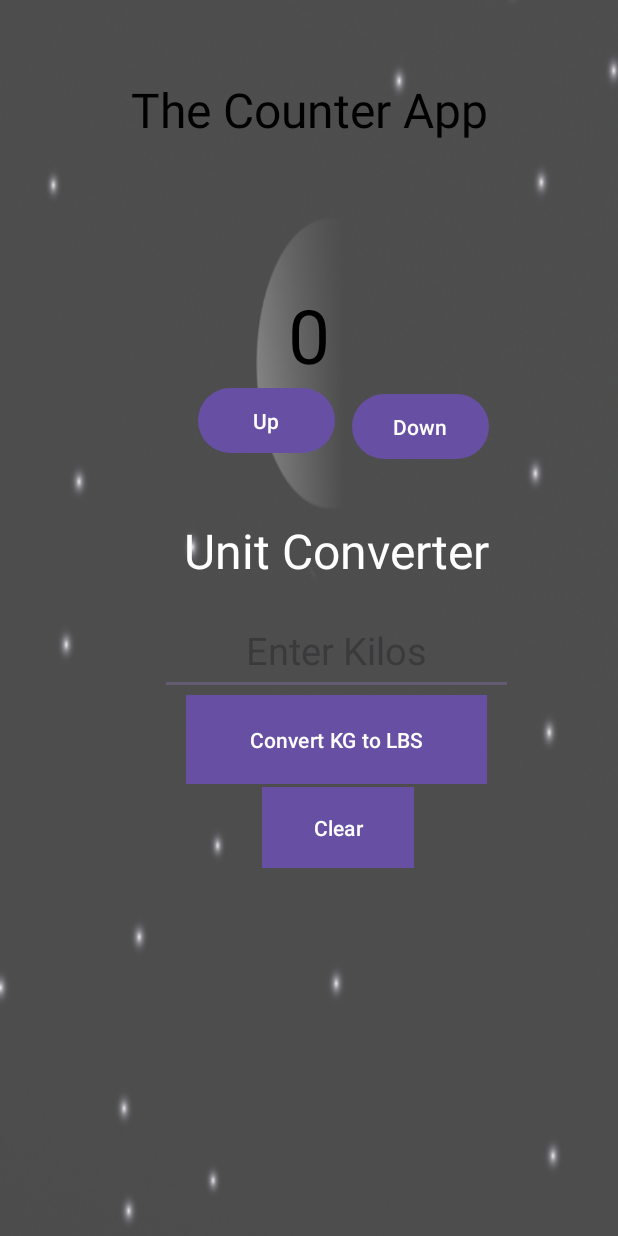
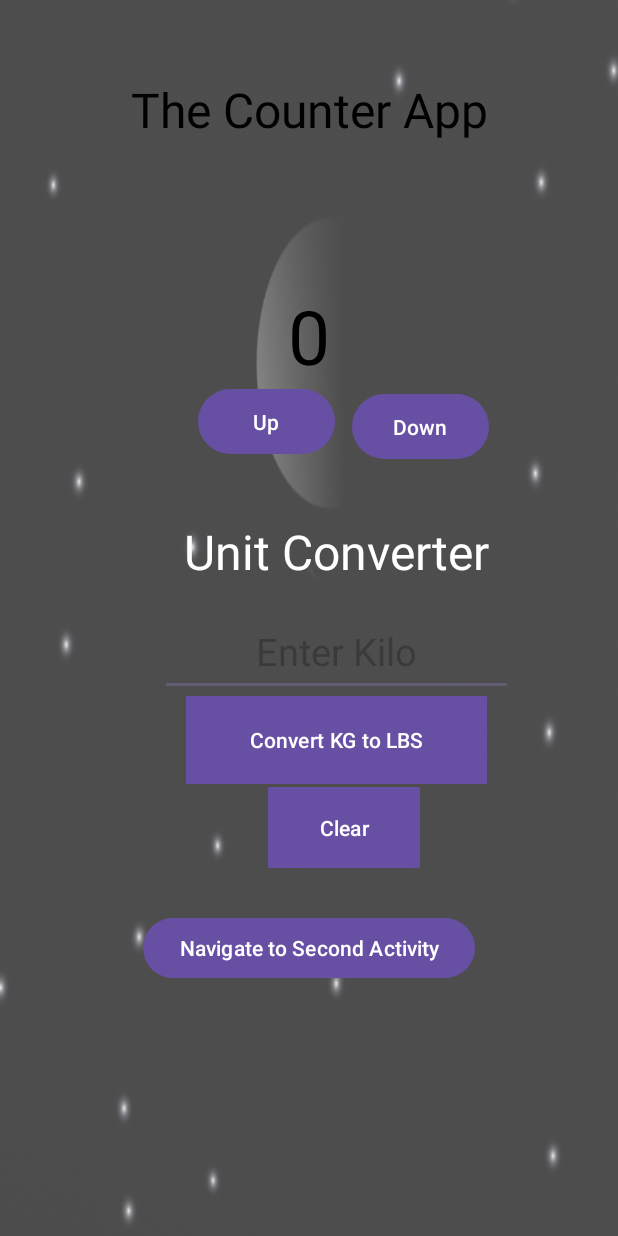
Before and after one commit to calebmortensen/CounterApp, an Android app: the screen it shows after launch (MainActivity), on a phone screen of 412 x 824 dp. Run offline under Robolectric (Android 15) with nearby library versions, the phone set to English and light mode, and no system bars.

Commit message:
2nd activity with intent

```diff
--- a/app/src/main/AndroidManifest.xml
+++ b/app/src/main/AndroidManifest.xml
@@ -13,6 +13,9 @@
         android:theme="@style/Theme.CounterApp"
         tools:targetApi="31">
         <activity
+            android:name=".SecondActivity"
+            android:exported="false" />
+        <activity
             android:name=".MainActivity"
             android:exported="true">
             <intent-filter>
--- a/app/src/main/java/com/example/counterapp/MainActivity.java
+++ b/app/src/main/java/com/example/counterapp/MainActivity.java
@@ -1,22 +1,21 @@
 package com.example.counterapp;
 
+import android.content.Context;
+import android.content.Intent;
 import android.os.Bundle;
 import android.view.View;
 import android.widget.Button;
 import android.widget.EditText;
 import android.widget.TextView;
+import android.widget.Toast;
 
-import androidx.activity.EdgeToEdge;
 import androidx.appcompat.app.AppCompatActivity;
-import androidx.core.graphics.Insets;
-import androidx.core.view.ViewCompat;
-import androidx.core.view.WindowInsetsCompat;
 
 public class MainActivity extends AppCompatActivity {
 
     EditText convertertext;
     TextView textView, counter_text, unitconverter_text;
-    Button btn, btn_converter, btn_converter_clear, btn_dec;
+    Button btn, btn_converter, btn_converter_clear, btn_dec, nvg;
     int counter = 0;
 
 
@@ -41,6 +40,7 @@
         convertertext = findViewById(R.id.convertertext);
         btn_converter_clear = findViewById(R.id.btn_converter_clear);
         btn_dec = findViewById(R.id.btn_dec);
+        nvg = findViewById(R.id.nvg);
 
         //Add Functionality
         btn.setOnClickListener(new View.OnClickListener() {
@@ -61,6 +61,7 @@
         btn_converter.setOnClickListener(new View.OnClickListener() {
             @Override
             public void onClick(View v) {
+
                     //Gets user input (kilos)
                     String inputText = convertertext.getText().toString();
 
@@ -73,7 +74,11 @@
                     //Display the conversion result
                     convertertext.setText("" + pounds);
 
+                    //ACTION ITEM: Need to account for Non-Digits & Empty space for APP CRASH
                 }
+
+
+
         });
         btn_converter_clear.setOnClickListener(new View.OnClickListener() {
             @Override
@@ -82,9 +87,16 @@
             }
         });
 
+        nvg.setOnClickListener(new View.OnClickListener() {
+            @Override
+            public void onClick(View v) {
+                goToSecondActivity();
+            }
+        });
+
+        }
 
 
-        }
 
     public int increaseCounter() {
         return ++counter;
@@ -95,11 +107,13 @@
     }
 
     public double makeConversion(double kilos){
-
         // 1 kilo = 2.20462 pounds
-
         return kilos * 2.20462;
     }
 
+    public void goToSecondActivity(){
+        Intent intent = new Intent(this, SecondActivity.class);
+        startActivity(intent);
+    }
 
     }
--- a/app/src/main/res/layout/activity_main.xml
+++ b/app/src/main/res/layout/activity_main.xml
@@ -32,12 +32,12 @@
         android:layout_marginStart="73dp"
         android:layout_marginTop="51dp"
         android:layout_marginEnd="73dp"
-        android:layout_marginBottom="335dp"
+        android:layout_marginBottom="418dp"
         android:text="The Counter App"
         android:textAlignment="center"
         android:textColor="@color/black"
         android:textSize="32dp"
-        app:layout_constraintBottom_toTopOf="@+id/btn_converter_clear"
+        app:layout_constraintBottom_toTopOf="@+id/nvg"
         app:layout_constraintEnd_toEndOf="parent"
         app:layout_constraintStart_toStartOf="parent"
         app:layout_constraintTop_toTopOf="parent" />
@@ -87,7 +87,7 @@
         android:layout_height="0dp"
         android:layout_marginStart="16dp"
         android:layout_marginEnd="16dp"
-        android:hint="Enter Kilos"
+        android:hint="Enter Kilo"
         android:textAlignment="center"
         android:textColor="@color/design_default_color_on_primary"
         android:textSize="25dp"
@@ -111,6 +111,7 @@
         app:layout_constraintStart_toStartOf="@+id/convertertext"
         app:layout_constraintTop_toBottomOf="@+id/convertertext" />
 
+
     <Button
         android:id="@+id/btn_converter_clear"
         android:layout_width="101dp"
@@ -122,8 +123,20 @@
         android:text="Clear"
         app:layout_constraintBottom_toBottomOf="parent"
         app:layout_constraintEnd_toEndOf="@+id/btn_converter"
-        app:layout_constraintHorizontal_bias="0.515"
+        app:layout_constraintHorizontal_bias="0.575"
         app:layout_constraintStart_toStartOf="@+id/btn_converter"
+        app:layout_constraintTop_toBottomOf="@+id/counter_text"
+        app:layout_constraintVertical_bias="1.0" />
+
+    <Button
+        android:id="@+id/nvg"
+        android:layout_width="wrap_content"
+        android:layout_height="wrap_content"
+        android:layout_marginBottom="168dp"
+        android:text="Navigate to Second Activity"
+        app:layout_constraintBottom_toBottomOf="parent"
+        app:layout_constraintEnd_toEndOf="parent"
+        app:layout_constraintStart_toStartOf="parent"
         app:layout_constraintTop_toBottomOf="@+id/counter_text" />
 
 </androidx.constraintlayout.widget.ConstraintLayout>
```
Also changed, not shown: app/src/main/java/com/example/counterapp/SecondActivity.java (added, +24 -0 lines), app/src/main/res/layout/activity_second.xml (added, +20 -0 lines). Lines whose indentation alone changed are shown as unchanged.
